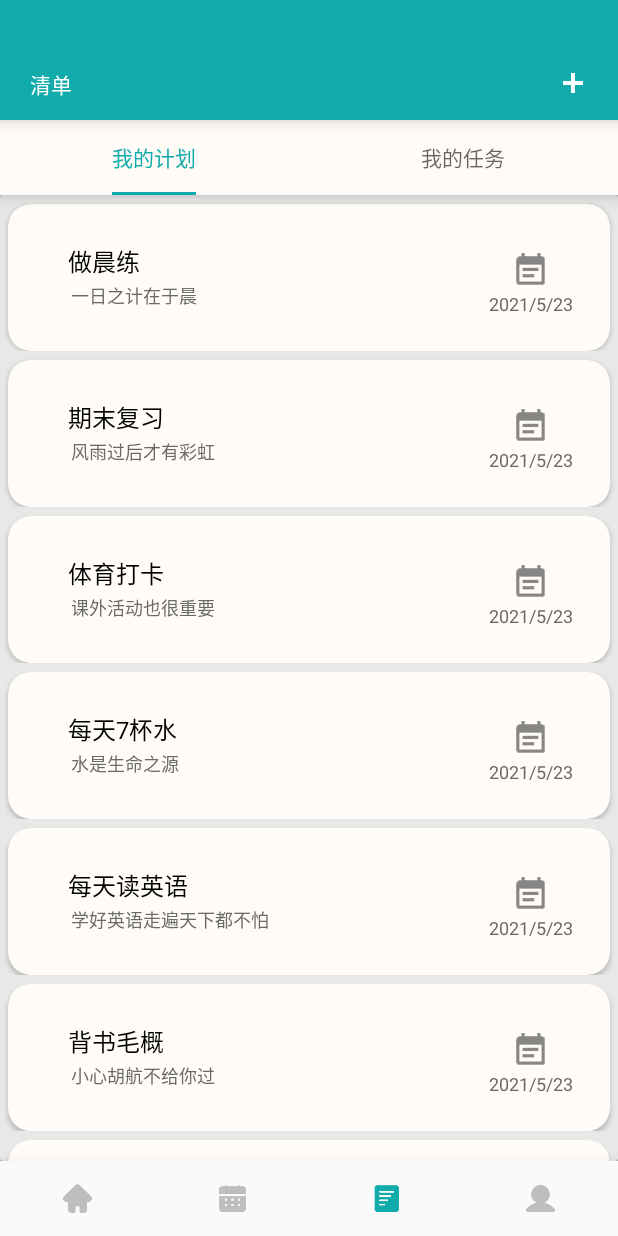
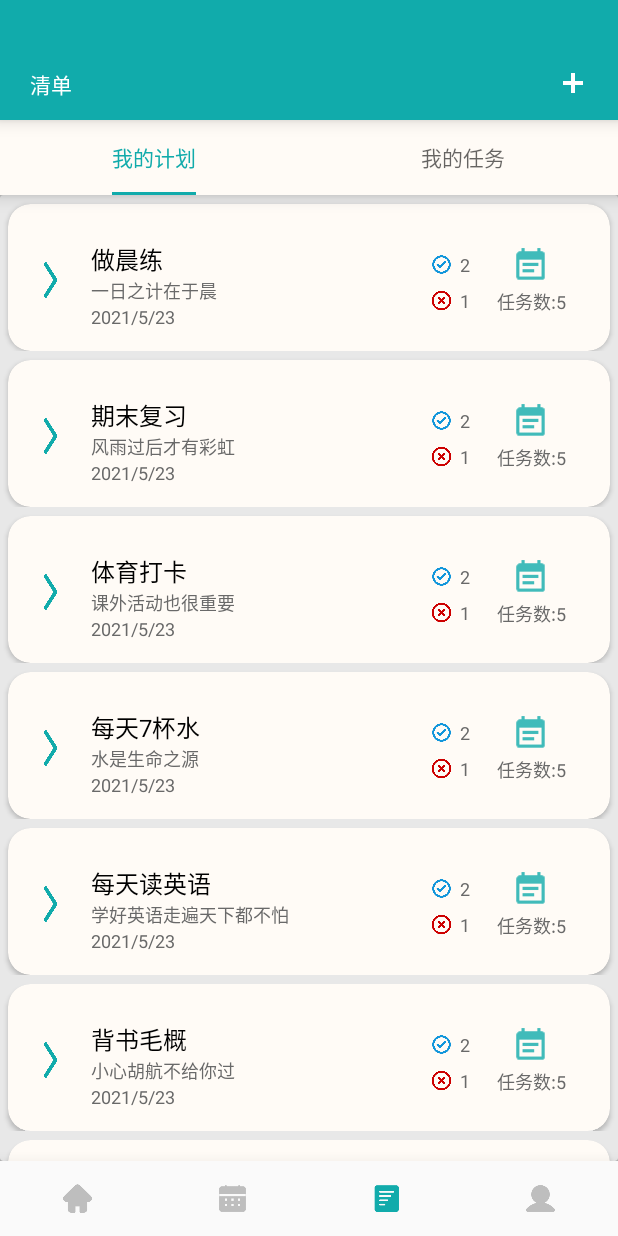
Before and after one commit to MoriningPerson/IManager, an Android app: the screen it shows after launch (MainActivity), item 3 of the bottom bar chosen, on a phone screen of 412 x 824 dp. Run offline under Robolectric (Android 15) with nearby library versions, the light colour scheme and no system bars.

Commit message:
modify list

```diff
--- a/app/src/main/java/com/greyka/imgr/adapters/TaskDialogMemberAdapter.java
+++ b/app/src/main/java/com/greyka/imgr/adapters/TaskDialogMemberAdapter.java
@@ -13,6 +13,7 @@ import android.widget.TextView;
 import com.greyka.imgr.R;
 
 import androidx.annotation.NonNull;
+import androidx.cardview.widget.CardView;
 import androidx.recyclerview.widget.RecyclerView;
 
 import com.greyka.imgr.data.Data.Task;
@@ -33,6 +34,7 @@ public class TaskDialogMemberAdapter extends RecyclerView.Adapter<TaskDialogMemb
         TextView name;
         TextView description;
         ImageView status;
+        CardView colorBar;
         LinearLayout item_selected;
 
         public ViewHolder(View itemView) {
@@ -41,6 +43,7 @@ public class TaskDialogMemberAdapter extends RecyclerView.Adapter<TaskDialogMemb
             description = itemView.findViewById(R.id.task_desc);
             status =itemView.findViewById(R.id.task_status);
             item_selected = itemView.findViewById(R.id.rl_branch_item_root);
+            colorBar = itemView.findViewById(R.id.color_bar);
         }
     }
 
@@ -67,16 +70,25 @@ public class TaskDialogMemberAdapter extends RecyclerView.Adapter<TaskDialogMemb
         String status_string;
         if(task_status==0){
             holder.status.setImageResource(R.drawable.ic_task_completed);
-            holder.status.setColorFilter(mcontext.getColor(R.color.dimgrey));
+            holder.status.setColorFilter(mcontext.getColor(R.color.grey));
+            holder.colorBar.setCardBackgroundColor(mcontext.getColor(R.color.grey));
+            holder.name.setTextColor(mcontext.getColor(R.color.grey));
+            holder.description.setTextColor(mcontext.getColor(R.color.grey));
         }
 
         else if (task_status==1){
             holder.status.setImageResource(R.drawable.ic_task_uncompleted);
             holder.status.setColorFilter(mcontext.getColor(R.color.myThemeShallow));
+            holder.colorBar.setCardBackgroundColor(mcontext.getColor(R.color.myThemeShallow));
+            holder.name.setTextColor(mcontext.getColor(R.color.black));
+            holder.description.setTextColor(mcontext.getColor(R.color.dimgrey));
         }
         else {
             holder.status.setImageResource(R.drawable.ic_task_failed);
             holder.status.setColorFilter(mcontext.getColor(R.color.dimgrey));
+            holder.colorBar.setCardBackgroundColor(mcontext.getColor(R.color.dimgrey));
+            holder.name.setTextColor(mcontext.getColor(R.color.dimgrey));
+            holder.description.setTextColor(mcontext.getColor(R.color.dimgrey));
         }
 
         holder.item_selected.setOnClickListener(new View.OnClickListener() {
--- a/app/src/main/java/com/greyka/imgr/adapters/myRecyclerViewAdapter.java
+++ b/app/src/main/java/com/greyka/imgr/adapters/myRecyclerViewAdapter.java
@@ -35,7 +35,7 @@ public class myRecyclerViewAdapter extends RecyclerView.Adapter<myRecyclerViewAd
         ArrayList<String> time = new ArrayList<>();
         for(int i = 0; i < list.size(); i++){
             title.add(list.get(i).getTask_name());
-            time.add(list.get(i).getStart_Time() + " ~ " + list.get(i).getEnd_Time());
+            time.add(list.get(i).getStart_Time().substring(0,5) + " ~ " + list.get(i).getEnd_Time().substring(0,5));
         }
         this.taskTitleList = title.toArray(new String[title.size()]);
         this.taskTimeList = time.toArray(new String[time.size()]);
--- a/app/src/main/java/com/greyka/imgr/data/Data.java
+++ b/app/src/main/java/com/greyka/imgr/data/Data.java
@@ -7,10 +7,7 @@ import java.util.List;
 public class Data {
     public static class Task{
 
-        public Task(long task_id, String task_name, String task_description, String create_date, String start_date,
-                    int duration, int cycle, int repeat_count, String end_date,
-                    String place_name, double longitude, double latitude, int remind,
-                    int allowed, int clock, int completed, int task_week_id) {
+        public Task(long task_id, String task_name, String task_description, String create_date, String start_date, int duration, int cycle, int repeat_count, String end_date, String place_name, double longitude, double latitude, int remind, int allowed, int clock, int completed, int task_week_id, String start_time, String end_time) {
             this.task_id = task_id;
             this.task_name = task_name;
             this.task_description = task_description;
@@ -28,20 +25,22 @@ public class Data {
             this.clock = clock;
             this.completed = completed;
             this.task_week_id = task_week_id;
+            this.start_time = start_time;
+            this.end_time = end_time;
         }
 
         public Task(){}
 
         public static Task task1 = new Task(1,"打太极拳","一日之计在于晨","2021/5/23","2021/5/23 06:00:00",60,2,20,"2021/7/1",
-                "长风公园",0,0,1,1,0,1,1);
+                "长风公园",0,0,1,1,0,1,1,"06:00:00","07:00:00");
         public static Task task2 = new Task(2,"UML","太难了","2021/5/10","2021/5/10 10:00:00",60,7,2,"2021/5/24",
-                "田家炳",0,0,1,1,0,1,2);
+                "田家炳",0,0,1,1,0,1,2,"10:00:00","11:00:00");
         public static Task task3 = new Task(3,"数据库","考太差了","2021/4/9","2021/4/9 14:00:00",120,7,3,"2021/4/30",
-                "图书馆",0,0,1,1,0,0,3);
+                "图书馆",0,0,1,1,0,0,3,"14:00:00","16:00:00");
         public static Task task4 = new Task(4,"打网球","体育不能挂科","2021/5/23","2021/5/23 18:00:00",40,7,2,"2021/6/6",
-                "网球场",0,0,1,1,0,0,4);
+                "网球场",0,0,1,1,0,0,4,"18:00:00","18:40:00");
         public static Task task5 = new Task(5,"健步走","体育不能挂科","2021/5/23","2021/5/23 20:00:00",30,7,2,"2021/6/6",
-                "共青场",0,0,1,1,0,0,5);
+                "共青场",0,0,1,1,0,0,5,"20:00:00","20:30:00");
 
         public static List<Task> taskList = Arrays.asList(task1, task2, task3, task4, task5,task1, task2, task3, task4, task5);
 
@@ -64,6 +63,8 @@ public class Data {
         private int clock;
         private int completed;
         private int task_week_id;
+        private String start_time;
+        private String end_time;
 
 
         public long getTask_id() {
@@ -199,6 +200,22 @@ public class Data {
         public void setTask_week_id(int task_week_id) {
             this.task_week_id = task_week_id;
         }
+
+        public String getStart_Time() {
+            return start_time;
+        }
+
+        public void setStart_Time(String start_time) {
+            this.start_time = start_time;
+        }
+
+        public String getEnd_Time() {
+            return end_time;
+        }
+
+        public void setEnd_time(String end_time) {
+            this.end_time = end_time;
+        }
     }
 
     public static class Plan{
--- a/app/src/main/res/layout/plan_item.xml
+++ b/app/src/main/res/layout/plan_item.xml
@@ -29,7 +29,7 @@
             android:id="@+id/plan_note"
             android:layout_width="25dp"
             android:layout_height="25dp"
-            android:layout_marginBottom="10dp"
+            android:layout_marginBottom="16dp"
             android:gravity="center"
             android:layout_marginEnd="40dp"
             app:layout_constraintBottom_toBottomOf="parent"
@@ -37,30 +37,69 @@
             app:layout_constraintTop_toTopOf="parent"
             app:layout_constraintVertical_bias="0.509"
             app:srcCompat="@drawable/ic_note"
-            app:tint="@color/dimgrey" />
+            app:tint="@color/myThemeShallow" />
+
+        <ImageView
+            android:id="@+id/ic_plan_task_completed"
+            android:layout_width="14dp"
+            android:layout_height="14dp"
+            android:layout_marginBottom="18dp"
+            android:gravity="center"
+            android:layout_marginEnd="30dp"
+            app:layout_constraintBottom_toBottomOf="parent"
+            app:layout_constraintEnd_toStartOf="@+id/plan_tasks_status"
+            app:layout_constraintTop_toTopOf="parent"
+            app:srcCompat="@drawable/ic_task_completed"
+            app:tint="@color/blue" />
+
+        <ImageView
+            android:id="@+id/ic_plan_task_failed"
+            android:layout_width="14dp"
+            android:layout_height="14dp"
+            android:gravity="center"
+            android:layout_marginTop="10dp"
+            app:layout_constraintEnd_toEndOf="@+id/ic_plan_task_completed"
+            app:layout_constraintHorizontal_bias="0.657"
+            app:layout_constraintStart_toStartOf="@+id/ic_plan_task_completed"
+            app:layout_constraintTop_toBottomOf="@+id/ic_plan_task_completed"
+            app:layout_constraintVertical_bias="0.969"
+            app:srcCompat="@drawable/ic_task_failed"
+            app:tint="@color/Red3" />
+
+        <ImageView
+            android:id="@+id/plan_right"
+            android:layout_width="15dp"
+            android:layout_height="24dp"
+            android:layout_marginStart="20dp"
+            android:gravity="center"
+            android:scaleType="fitXY"
+            app:layout_constraintBottom_toBottomOf="parent"
+            app:layout_constraintStart_toStartOf="parent"
+            app:layout_constraintTop_toTopOf="parent"
+            app:layout_constraintVertical_bias="0.52"
+            app:srcCompat="@drawable/ic_right"
+            app:tint="@color/myThemeShallow" />
 
         <TextView
             android:id="@+id/plan_name"
             android:layout_width="wrap_content"
             android:layout_height="wrap_content"
-            android:layout_marginStart="40dp"
-            android:layout_marginBottom="22dp"
+            android:layout_marginBottom="25dp"
             android:text="title"
             android:textColor="@color/black"
             android:textSize="16sp"
+            android:layout_marginStart="20dp"
             app:layout_constraintBottom_toBottomOf="parent"
-            app:layout_constraintStart_toStartOf="parent"
-            app:layout_constraintTop_toTopOf="parent" />
+            app:layout_constraintStart_toEndOf="@+id/plan_right"
+            app:layout_constraintTop_toTopOf="parent"/>
 
         <TextView
             android:id="@+id/plan_desc"
             android:layout_width="wrap_content"
             android:layout_height="wrap_content"
-            android:layout_margin="2dp"
             android:text="description"
             android:textColor="@color/dimgrey"
             android:textSize="12sp"
-
             app:layout_constraintStart_toStartOf="@+id/plan_name"
             app:layout_constraintTop_toBottomOf="@+id/plan_name" />
 
@@ -69,13 +108,47 @@
             android:layout_width="wrap_content"
             android:layout_height="wrap_content"
             android:text="start_date"
-            android:layout_marginTop="5dp"
             android:textColor="@color/dimgrey"
             android:textSize="12sp"
-            app:layout_constraintBottom_toBottomOf="@+id/plan_desc"
+
+            app:layout_constraintStart_toStartOf="@+id/plan_name"
+            app:layout_constraintTop_toBottomOf="@+id/plan_desc" />
+
+        <TextView
+            android:id="@+id/plan_tasks_status"
+            android:layout_width="wrap_content"
+            android:layout_height="wrap_content"
+            android:text="任务数:5"
+            android:layout_marginTop="2dp"
+            android:textColor="@color/dimgrey"
+            android:textSize="12sp"
+
             app:layout_constraintEnd_toEndOf="@+id/plan_note"
             app:layout_constraintStart_toStartOf="@+id/plan_note"
             app:layout_constraintTop_toBottomOf="@+id/plan_note" />
+
+        <TextView
+            android:id="@+id/plan_tasks_completed"
+            android:layout_width="wrap_content"
+            android:layout_height="wrap_content"
+            android:text="2"
+            android:textColor="@color/dimgrey"
+            android:textSize="12sp"
+            android:layout_marginStart="5dp"
+            app:layout_constraintBottom_toBottomOf="@+id/ic_plan_task_completed"
+            app:layout_constraintStart_toEndOf="@+id/ic_plan_task_completed"
+            app:layout_constraintTop_toTopOf="@+id/ic_plan_task_completed" />
+        <TextView
+            android:id="@+id/plan_tasks_failed"
+            android:layout_width="wrap_content"
+            android:layout_height="wrap_content"
+            android:text="1"
+            android:textColor="@color/dimgrey"
+            android:textSize="12sp"
+            android:layout_marginStart="5dp"
+            app:layout_constraintBottom_toBottomOf="@+id/ic_plan_task_failed"
+            app:layout_constraintStart_toEndOf="@+id/ic_plan_task_failed"
+            app:layout_constraintTop_toTopOf="@+id/ic_plan_task_failed" />
 
 
     </androidx.constraintlayout.widget.ConstraintLayout>
--- a/app/src/main/res/layout/task_item.xml
+++ b/app/src/main/res/layout/task_item.xml
@@ -24,6 +24,17 @@
         android:layout_height="match_parent"
         android:orientation="horizontal">
 
+        <androidx.cardview.widget.CardView
+            android:id="@+id/color_bar"
+            android:layout_width="2dp"
+            android:layout_height="20dp"
+            android:layout_marginEnd="20dp"
+            app:layout_constraintBottom_toBottomOf="parent"
+            app:layout_constraintEnd_toStartOf="@+id/task_name"
+            app:layout_constraintTop_toTopOf="parent"
+            app:cardCornerRadius="2dp"
+            app:cardElevation="0dp"
+            app:cardBackgroundColor="@color/myThemeShallow"/>
         <ImageView
             android:id="@+id/task_status"
             android:layout_width="20dp"
@@ -42,7 +53,7 @@
             android:id="@+id/task_name"
             android:layout_width="wrap_content"
             android:layout_height="wrap_content"
-            android:layout_marginStart="30dp"
+            android:layout_marginStart="50dp"
             android:layout_marginTop="12dp"
             android:text="title"
             android:textColor="@color/black"
--- a/app/src/main/res/layout/text_row_item.xml
+++ b/app/src/main/res/layout/text_row_item.xml
@@ -15,7 +15,7 @@
             android:id="@+id/taskTitle"
             android:layout_width="wrap_content"
             android:layout_height="wrap_content"
-            android:layout_marginStart="25dp"
+            android:layout_marginStart="20dp"
             android:text="taskTitle"
             app:layout_constraintBottom_toBottomOf="parent"
             app:layout_constraintStart_toStartOf="parent"
@@ -26,17 +26,12 @@
             android:layout_width="wrap_content"
             android:layout_height="wrap_content"
             android:text="00:00"
+            android:layout_marginEnd="25dp"
             app:layout_constraintBottom_toBottomOf="parent"
             app:layout_constraintEnd_toEndOf="parent"
-            app:layout_constraintStart_toStartOf="@+id/guideline"
+
             app:layout_constraintTop_toTopOf="parent" />
 
-        <androidx.constraintlayout.widget.Guideline
-            android:id="@+id/guideline"
-            android:layout_width="wrap_content"
-            android:layout_height="wrap_content"
-            android:orientation="vertical"
-            app:layout_constraintGuide_percent="0.6"/>
     </androidx.constraintlayout.widget.ConstraintLayout>
 
 </FrameLayout>
--- a/app/src/main/res/values/colors.xml
+++ b/app/src/main/res/values/colors.xml
@@ -24,5 +24,8 @@
     <color name="LimeGreen">#FF32CD32</color>
     <color name="blue">#FF1296db</color>
     <color name="red">#FFd81e06</color>
+    <color name="ForestGreen">#FF228B22</color>
+    <color name="Red4">#FF8B0000</color>
+    <color name="Red3">#FFCD0000</color>
 
 </resources>
```
Also changed, not shown: app/src/main/res/drawable/ic_right.png (added).
